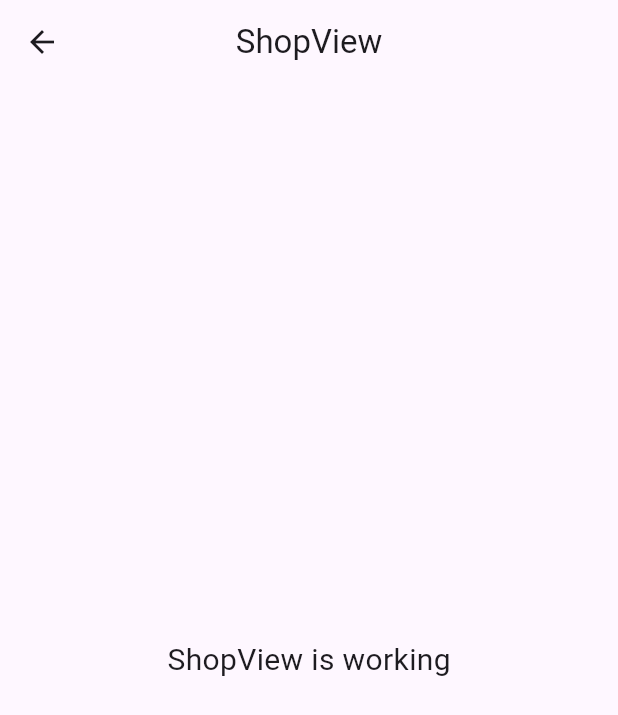
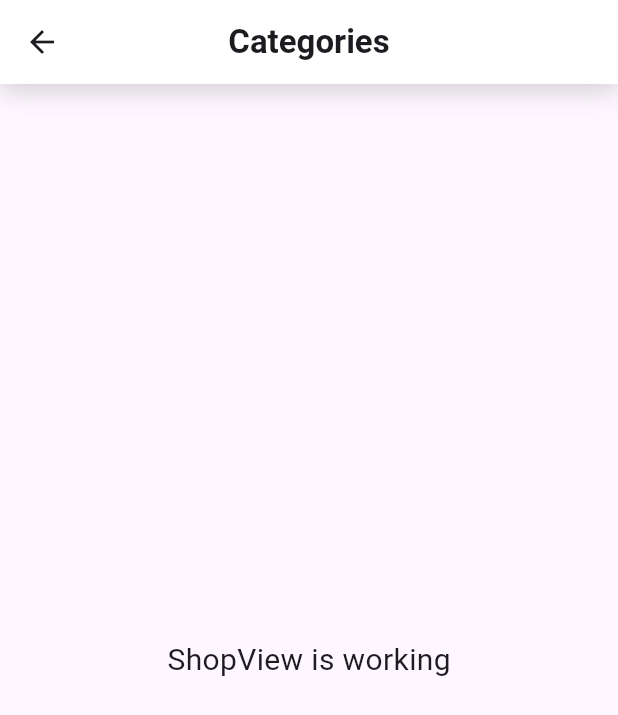
Before and after one commit to Faqihasyari/e-commerce_ui, a Flutter app: the ShopView screen opened by its route, on a phone screen of 412 x 824 dp. Shown: the top 715 px of the screen. Run offline on Flutter 3.47's test engine with Material 3 defaults, Android fonts, the phone set to English and light mode, and no system bars; our stand-ins replace get, google_fonts; Roboto replaces fonts that are missing (Metrophobic).

Commit message:
shop page

```diff
--- a/lib/app/modules/home/controllers/home_controller.dart
+++ b/lib/app/modules/home/controllers/home_controller.dart
@@ -59,7 +59,7 @@ class HomeController extends GetxController {
         merek: "OVS",
         harga: 30,
         desc: "New",
-        rating: 0,
+        rating: 5,
         jumlahUlasan: 0,
         gambar: "assets/images/blouse.jpg"
       ),
@@ -69,7 +69,7 @@ class HomeController extends GetxController {
         merek: "Mango Boy",
         harga: 10,
         desc: "New",
-        rating: 0,
+        rating: 5,
         jumlahUlasan: 0,
         gambar: "assets/images/tshirt.jpg"
       ),
@@ -79,7 +79,7 @@ class HomeController extends GetxController {
         merek: "Cool",
         harga: 45,
         desc: "New",
-        rating: 0,
+        rating: 5,
         jumlahUlasan: 0,
         gambar: "assets/images/jeans.jpg"
       )
--- a/lib/app/modules/shop/views/shop_view.dart
+++ b/lib/app/modules/shop/views/shop_view.dart
@@ -1,6 +1,7 @@
 import 'package:flutter/material.dart';
 
 import 'package:get/get.dart';
+import 'package:google_fonts/google_fonts.dart';
 
 import '../controllers/shop_controller.dart';
 
@@ -8,16 +9,41 @@ class ShopView extends GetView<ShopController> {
   @override
   Widget build(BuildContext context) {
     return Scaffold(
-      appBar: AppBar(
-        title: Text('ShopView'),
+      body: Column(
+        children: [
+          // Membuat AppBar dengan shadow yang memiliki spread & blur
+          Container(
+            decoration: BoxDecoration(
+              boxShadow: [
+                BoxShadow(
+                  color: Colors.black.withOpacity(0.2), // Warna shadow
+                  blurRadius: 15, // Membuat shadow lebih lembut
+                  spreadRadius: 1, // Membuat shadow lebih menyebar
+                  offset: Offset(0, 2), // Arah bayangan ke bawah
+                ),
+              ],
+            ),
+            child: AppBar(
+              elevation: 0, // Matikan elevation bawaan
+              shadowColor: Colors.transparent, // Hilangkan shadow bawaan
+              title: Text(
+                'Categories',
+                style: GoogleFonts.metrophobic(fontWeight: FontWeight.w600),
+              ),
               centerTitle: true,
+              backgroundColor: Colors.white, // Bisa diganti sesuai tema
             ),
-      body: Center(
+          ),
+          Expanded(
+            child: Center(
               child: Text(
                 'ShopView is working',
                 style: TextStyle(fontSize: 20),
               ),
             ),
+          ),
+        ],
+      ),
     );
   }
 }
```
Also changed, not shown: lib/app/modules/home/views/home_view.dart (+10 -14 lines). Lines whose indentation alone changed are shown as unchanged.
